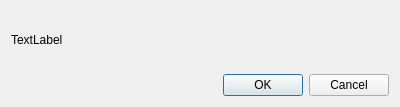
First picture: the form in FieldDialog.ui, repository Archaeological-Museum-Hamburg/Tachy2GIS, before the edit.
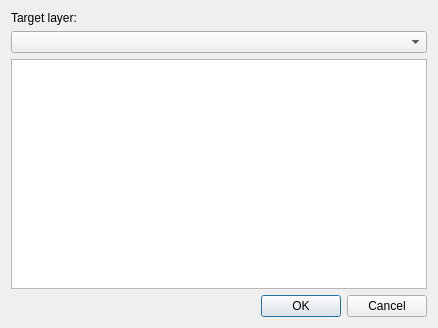
Second picture: the form after the edit. Custom widgets are drawn as their Qt base class.

Commit message: Added target layer to field dialog, switched fields input to table.

```diff
--- a/FieldDialog.ui
+++ b/FieldDialog.ui
@@ -6,8 +6,8 @@
    <rect>
     <x>0</x>
     <y>0</y>
-    <width>400</width>
-    <height>107</height>
+    <width>438</width>
+    <height>328</height>
    </rect>
   </property>
   <property name="windowTitle">
@@ -16,16 +16,31 @@
   <property name="modal">
    <bool>true</bool>
   </property>
-  <layout class="QVBoxLayout" name="verticalLayout">
+  <layout class="QVBoxLayout" name="verticalLayout" stretch="0,0,1,0">
    <item>
     <widget class="QLabel" name="layerLabel">
      <property name="text">
-      <string>TextLabel</string>
+      <string>Target layer:</string>
      </property>
     </widget>
    </item>
    <item>
-    <layout class="QGridLayout" name="gridLayout"/>
+    <widget class="QgsMapLayerComboBox" name="targetLayerComboBox"/>
+   </item>
+   <item>
+    <widget class="QTableWidget" name="fieldTable">
+     <property name="columnCount">
+      <number>2</number>
+     </property>
+     <attribute name="horizontalHeaderVisible">
+      <bool>false</bool>
+     </attribute>
+     <attribute name="horizontalHeaderStretchLastSection">
+      <bool>true</bool>
+     </attribute>
+     <column/>
+     <column/>
+    </widget>
    </item>
    <item>
     <widget class="QDialogButtonBox" name="buttonBox">
@@ -39,6 +54,13 @@
    </item>
   </layout>
  </widget>
+ <customwidgets>
+  <customwidget>
+   <class>QgsMapLayerComboBox</class>
+   <extends>QComboBox</extends>
+   <header>qgsmaplayercombobox.h</header>
+  </customwidget>
+ </customwidgets>
  <resources/>
  <connections>
   <connection>
```
Left out of the diff: 8 changed lines with no effect on the pictures. The commit also changes 6 other files.
